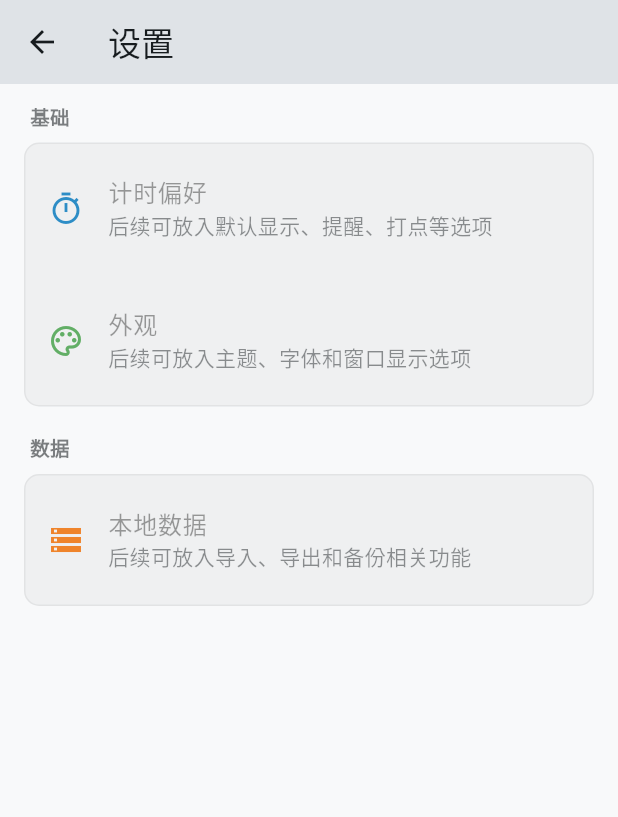
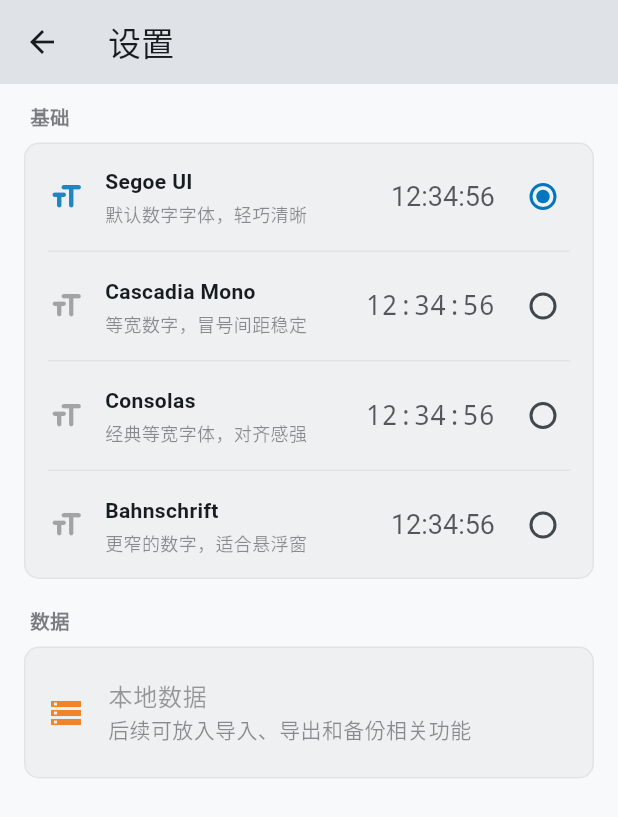
Before and after one commit to dogdreamson555/Stopwatch-Log, a Flutter app: the screen it shows after launch, after a tap on the "settings" icon, on a phone screen of 412 x 824 dp. Shown: the top 817 px of the screen. Run offline on Flutter 3.47's test engine with Material 3 defaults, Android fonts, the phone set to English and light mode, and no system bars; our stand-ins replace drift, flutter_riverpod; missing offline and left inert: window_manager; accounts and stored records are empty; generated files the repository leaves out were written again; Roboto replaces fonts that are missing (Bahnschrift, Microsoft YaHei UI, Segoe UI Variable Display); statements that could not run were skipped.

Commit message:
feat/font setting

```diff
--- a/lib/database/database.dart
+++ b/lib/database/database.dart
@@ -53,12 +53,8 @@
   @override
   MigrationStrategy get migration => MigrationStrategy(
     beforeOpen: (_) async {
-      await customStatement('''
-        CREATE TABLE IF NOT EXISTS current_timer_state (
-          id INTEGER PRIMARY KEY CHECK (id = 1),
-          payload TEXT NOT NULL
-        )
-      ''');
+      await _ensureCurrentTimerStateTable();
+      await _ensureAppSettingsTable();
     },
   );
 
@@ -141,6 +137,43 @@
       )
     ''');
   }
+
+  // ---- 应用设置 ----
+
+  Future<String?> loadAppSetting(String key) async {
+    await _ensureAppSettingsTable();
+    final row = await customSelect(
+      '''
+      SELECT setting_value
+      FROM app_settings
+      WHERE setting_key = ?
+      ''',
+      variables: [Variable<String>(key)],
+    ).getSingleOrNull();
+    return row?.read<String>('setting_value');
+  }
+
+  Future<void> saveAppSetting(String key, String value) async {
+    await _ensureAppSettingsTable();
+    await customStatement(
+      '''
+      INSERT INTO app_settings (setting_key, setting_value)
+      VALUES (?, ?)
+      ON CONFLICT(setting_key)
+      DO UPDATE SET setting_value = excluded.setting_value
+      ''',
+      [key, value],
+    );
+  }
+
+  Future<void> _ensureAppSettingsTable() {
+    return customStatement('''
+      CREATE TABLE IF NOT EXISTS app_settings (
+        setting_key TEXT PRIMARY KEY,
+        setting_value TEXT NOT NULL
+      )
+    ''');
+  }
 }
 
 // ============================================================
--- /dev/null
+++ b/lib/providers/settings_provider.dart
@@ -0,0 +1,60 @@
+import 'package:flutter_riverpod/flutter_riverpod.dart';
+
+import '../theme/stopwatch_font_preset.dart';
+import 'session_archive_provider.dart';
+
+const _stopwatchFontPresetKey = 'stopwatch_font_preset';
+
+class StopwatchSettings {
+  final StopwatchFontPreset stopwatchFontPreset;
+
+  const StopwatchSettings({
+    this.stopwatchFontPreset = StopwatchFontPreset.defaultPreset,
+  });
+
+  StopwatchSettings copyWith({StopwatchFontPreset? stopwatchFontPreset}) {
+    return StopwatchSettings(
+      stopwatchFontPreset: stopwatchFontPreset ?? this.stopwatchFontPreset,
+    );
+  }
+}
+
+class StopwatchSettingsNotifier extends AsyncNotifier<StopwatchSettings> {
+  @override
+  Future<StopwatchSettings> build() async {
+    final rawPreset = await ref
+        .read(databaseProvider)
+        .loadAppSetting(_stopwatchFontPresetKey);
+
+    return StopwatchSettings(
+      stopwatchFontPreset: StopwatchFontPreset.fromId(rawPreset),
+    );
+  }
+
+  Future<void> setStopwatchFontPreset(StopwatchFontPreset preset) async {
+    final current = state.value ?? const StopwatchSettings();
+    if (current.stopwatchFontPreset == preset) return;
+
+    final next = current.copyWith(stopwatchFontPreset: preset);
+    state = AsyncData(next);
+
+    try {
+      await ref
+          .read(databaseProvider)
+          .saveAppSetting(_stopwatchFontPresetKey, preset.id);
+    } catch (error, stackTrace) {
+      state = AsyncError(error, stackTrace);
+    }
+  }
+}
+
+final stopwatchSettingsProvider =
+    AsyncNotifierProvider<StopwatchSettingsNotifier, StopwatchSettings>(
+      StopwatchSettingsNotifier.new,
+    );
+
+final stopwatchFontPresetProvider = Provider<StopwatchFontPreset>((ref) {
+  final settings = ref.watch(stopwatchSettingsProvider);
+  return settings.value?.stopwatchFontPreset ??
+      StopwatchFontPreset.defaultPreset;
+});
--- a/lib/screens/settings_screen.dart
+++ b/lib/screens/settings_screen.dart
@@ -1,12 +1,21 @@
 import 'package:flutter/material.dart';
+import 'package:flutter_riverpod/flutter_riverpod.dart';
+
+import '../providers/settings_provider.dart';
+import '../theme/stopwatch_font_preset.dart';
 
 /// 设置页骨架。
-class SettingsScreen extends StatelessWidget {
+class SettingsScreen extends ConsumerWidget {
   const SettingsScreen({super.key});
 
   @override
-  Widget build(BuildContext context) {
+  Widget build(BuildContext context, WidgetRef ref) {
     final cs = Theme.of(context).colorScheme;
+    final settingsAsync = ref.watch(stopwatchSettingsProvider);
+    final selectedFont =
+        settingsAsync.value?.stopwatchFontPreset ??
+        StopwatchFontPreset.defaultPreset;
+    final settingsNotifier = ref.read(stopwatchSettingsProvider.notifier);
 
     return Scaffold(
       appBar: AppBar(title: const Text('设置')),
@@ -16,17 +25,10 @@
           _SettingsSection(
             title: '基础',
             children: [
-              _PlaceholderTile(
-                icon: Icons.timer_outlined,
-                title: '计时偏好',
-                subtitle: '后续可放入默认显示、提醒、打点等选项',
-                color: cs.primary,
-              ),
-              _PlaceholderTile(
-                icon: Icons.palette_outlined,
-                title: '外观',
-                subtitle: '后续可放入主题、字体和窗口显示选项',
-                color: cs.secondary,
+              _FontPresetGroup(
+                selectedFont: selectedFont,
+                isLoading: settingsAsync.isLoading,
+                onChanged: settingsNotifier.setStopwatchFontPreset,
               ),
             ],
           ),
@@ -85,6 +87,133 @@
   }
 }
 
+class _FontPresetGroup extends StatelessWidget {
+  final StopwatchFontPreset selectedFont;
+  final bool isLoading;
+  final ValueChanged<StopwatchFontPreset> onChanged;
+
+  const _FontPresetGroup({
+    required this.selectedFont,
+    required this.isLoading,
+    required this.onChanged,
+  });
+
+  @override
+  Widget build(BuildContext context) {
+    final presets = StopwatchFontPreset.values;
+
+    return RadioGroup<StopwatchFontPreset>(
+      groupValue: selectedFont,
+      onChanged: (value) {
+        if (!isLoading && value != null) onChanged(value);
+      },
+      child: Column(
+        children: [
+          for (var i = 0; i < presets.length; i++) ...[
+            _FontPresetTile(
+              preset: presets[i],
+              selectedFont: selectedFont,
+              isLoading: isLoading,
+              onChanged: onChanged,
+            ),
+            if (i < presets.length - 1) const _SettingsDivider(),
+          ],
+        ],
+      ),
+    );
+  }
+}
+
+class _FontPresetTile extends StatelessWidget {
+  final StopwatchFontPreset preset;
+  final StopwatchFontPreset selectedFont;
+  final bool isLoading;
+  final ValueChanged<StopwatchFontPreset> onChanged;
+
+  const _FontPresetTile({
+    required this.preset,
+    required this.selectedFont,
+    required this.isLoading,
+    required this.onChanged,
+  });
+
+  @override
+  Widget build(BuildContext context) {
+    final cs = Theme.of(context).colorScheme;
+    final isSelected = preset == selectedFont;
+
+    return Material(
+      color: Colors.transparent,
+      child: InkWell(
+        onTap: isLoading ? null : () => onChanged(preset),
+        child: Padding(
+          padding: const EdgeInsets.fromLTRB(16, 12, 10, 12),
+          child: Row(
+            children: [
+              Icon(
+                Icons.format_size_rounded,
+                color: isSelected
+                    ? cs.primary.withValues(alpha: 0.88)
+                    : cs.onSurface.withValues(alpha: 0.36),
+              ),
+              const SizedBox(width: 14),
+              Expanded(
+                child: Column(
+                  crossAxisAlignment: CrossAxisAlignment.start,
+                  children: [
+                    Text(
+                      preset.label,
+                      style: TextStyle(
+                        color: cs.onSurface,
+                        fontWeight: FontWeight.w600,
+                      ),
+                    ),
+                    const SizedBox(height: 3),
+                    Text(
+                      preset.description,
+                      style: TextStyle(
+                        color: cs.onSurface.withValues(alpha: 0.48),
+                        fontSize: 12,
+                      ),
+                    ),
+                  ],
+                ),
+              ),
+              const SizedBox(width: 12),
+              Text(
+                '12:34:56',
+                style: preset.textStyle(
+                  color: cs.onSurface.withValues(alpha: 0.72),
+                  fontSize: 18,
+                  height: 1,
+                ),
+              ),
+              const SizedBox(width: 8),
+              Radio<StopwatchFontPreset>(value: preset, enabled: !isLoading),
+            ],
+          ),
+        ),
+      ),
+    );
+  }
+}
+
+class _SettingsDivider extends StatelessWidget {
+  const _SettingsDivider();
+
+  @override
+  Widget build(BuildContext context) {
+    final cs = Theme.of(context).colorScheme;
+
+    return Divider(
+      height: 1,
+      indent: 16,
+      endIndent: 16,
+      color: cs.onSurface.withValues(alpha: 0.06),
+    );
+  }
+}
+
 class _PlaceholderTile extends StatelessWidget {
   final IconData icon;
   final String title;
--- /dev/null
+++ b/lib/theme/stopwatch_font_preset.dart
@@ -0,0 +1,69 @@
+import 'package:flutter/material.dart';
+
+import 'app_typography.dart';
+
+enum StopwatchFontPreset {
+  segoeDisplay('segoe_display'),
+  cascadiaMono('cascadia_mono'),
+  consolas('consolas'),
+  bahnschrift('bahnschrift');
+
+  final String id;
+
+  const StopwatchFontPreset(this.id);
+
+  static const defaultPreset = segoeDisplay;
+
+  static StopwatchFontPreset fromId(String? id) {
+    return values.firstWhere(
+      (preset) => preset.id == id,
+      orElse: () => defaultPreset,
+    );
+  }
+
+  String get label => switch (this) {
+    segoeDisplay => 'Segoe UI',
+    cascadiaMono => 'Cascadia Mono',
+    consolas => 'Consolas',
+    bahnschrift => 'Bahnschrift',
+  };
+
+  String get description => switch (this) {
+    segoeDisplay => '默认数字字体，轻巧清晰',
+    cascadiaMono => '等宽数字，冒号间距稳定',
+    consolas => '经典等宽字体，对齐感强',
+    bahnschrift => '更窄的数字，适合悬浮窗',
+  };
+
+  String get fontFamily => switch (this) {
+    segoeDisplay => AppTypography.displayFontFamily,
+    cascadiaMono => AppTypography.monoFontFamily,
+    consolas => 'Consolas',
+    bahnschrift => 'Bahnschrift',
+  };
+
+  List<String> get fontFamilyFallback => switch (this) {
+    segoeDisplay => AppTypography.displayFontFamilyFallback,
+    cascadiaMono => AppTypography.monoFontFamilyFallback,
+    consolas => const ['Cascadia Mono', 'Courier New'],
+    bahnschrift => const ['Segoe UI Variable Display', 'Segoe UI', 'Arial'],
+  };
+
+  TextStyle textStyle({
+    Color? color,
+    double? fontSize,
+    FontWeight fontWeight = FontWeight.w400,
+    double? height,
+  }) {
+    return TextStyle(
+      color: color,
+      fontSize: fontSize,
+      fontWeight: fontWeight,
+      fontFamily: fontFamily,
+      fontFamilyFallback: fontFamilyFallback,
+      fontFeatures: AppTypography.tabularFigures,
+      letterSpacing: 0,
+      height: height,
+    );
+  }
+}
--- a/lib/widgets/time_display.dart
+++ b/lib/widgets/time_display.dart
@@ -1,8 +1,9 @@
 import 'package:flutter/material.dart';
 import 'package:flutter_riverpod/flutter_riverpod.dart';
 
+import '../providers/settings_provider.dart';
 import '../providers/timer_provider.dart';
-import '../theme/app_typography.dart';
+import '../theme/stopwatch_font_preset.dart';
 
 /// 时间显示组件：HH : MM : SS 格式，带中文标注
 class TimeDisplay extends ConsumerWidget {
@@ -15,6 +16,7 @@
     final cs = Theme.of(context).colorScheme;
     final elapsed = ref.watch(timerProvider.select((s) => s.elapsed));
     final showSeconds = ref.watch(timerProvider.select((s) => s.showSeconds));
+    final fontPreset = ref.watch(stopwatchFontPresetProvider);
 
     final hours = elapsed.inHours;
     final minutes = elapsed.inMinutes.remainder(60);
@@ -26,21 +28,29 @@
           mainAxisAlignment: MainAxisAlignment.center,
           crossAxisAlignment: CrossAxisAlignment.start,
           children: [
-            _buildTimeBlock(hours.toString().padLeft(2, '0'), '小时', cs, scale),
-            _Colon(cs: cs, scale: scale),
+            _buildTimeBlock(
+              hours.toString().padLeft(2, '0'),
+              '小时',
+              cs,
+              scale,
+              fontPreset,
+            ),
+            _Colon(cs: cs, scale: scale, fontPreset: fontPreset),
             _buildTimeBlock(
               minutes.toString().padLeft(2, '0'),
               '分钟',
               cs,
               scale,
+              fontPreset,
             ),
             if (showSeconds) ...[
-              _Colon(cs: cs, scale: scale),
+              _Colon(cs: cs, scale: scale, fontPreset: fontPreset),
               _buildTimeBlock(
                 seconds.toString().padLeft(2, '0'),
                 '秒',
                 cs,
                 scale,
+                fontPreset,
               ),
             ],
           ],
@@ -54,6 +64,7 @@
     String label,
     ColorScheme cs,
     double scale,
+    StopwatchFontPreset fontPreset,
   ) {
     final labelSlotHeight = 25.0 * scale;
 
@@ -61,7 +72,7 @@
       children: [
         Text(
           value,
-          style: AppTypography.display(
+          style: fontPreset.textStyle(
             fontSize: 56 * scale,
             fontWeight: FontWeight.w400,
             color: cs.onSurface,
@@ -87,44 +98,34 @@
 class _Colon extends StatelessWidget {
   final ColorScheme cs;
   final double scale;
+  final StopwatchFontPreset fontPreset;
 
-  const _Colon({required this.cs, required this.scale});
+  const _Colon({
+    required this.cs,
+    required this.scale,
+    required this.fontPreset,
+  });
 
   @override
   Widget build(BuildContext context) {
     return Padding(
       padding: EdgeInsets.symmetric(horizontal: 5 * scale),
       child: SizedBox(
-        width: 8 * scale,
+        width: 18 * scale,
         height: 56 * scale,
-        child: Column(
-          mainAxisAlignment: MainAxisAlignment.center,
-          children: [
-            _SeparatorDot(cs: cs, scale: scale),
-            SizedBox(height: 13 * scale),
-            _SeparatorDot(cs: cs, scale: scale),
-          ],
+        child: FittedBox(
+          fit: BoxFit.scaleDown,
+          child: Text(
+            ':',
+            style: fontPreset.textStyle(
+              fontSize: 56 * scale,
+              fontWeight: FontWeight.w400,
+              color: cs.onSurface.withValues(alpha: 0.72),
+              height: 1,
+            ),
+          ),
         ),
       ),
     );
   }
 }
-
-class _SeparatorDot extends StatelessWidget {
-  final ColorScheme cs;
-  final double scale;
-
-  const _SeparatorDot({required this.cs, required this.scale});
-
-  @override
-  Widget build(BuildContext context) {
-    return Container(
-      width: 7 * scale,
-      height: 7 * scale,
-      decoration: BoxDecoration(
-        color: cs.onSurface.withValues(alpha: 0.7),
-        shape: BoxShape.circle,
-      ),
-    );
-  }
-}
```
Also changed, not shown: lib/widgets/floating_timer.dart (+36 -30 lines).
